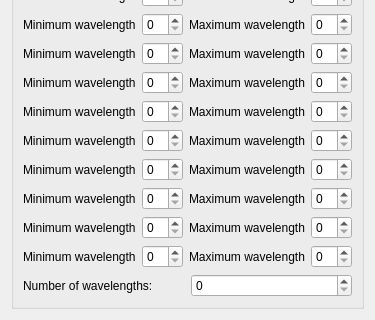
tisaconundrum2/PySAT-GUI, file ui/Normalization.ui: the form before one commit; both pictures show x 0 to 375 and y 447 to 767 of the 375 by 767 pixel window.
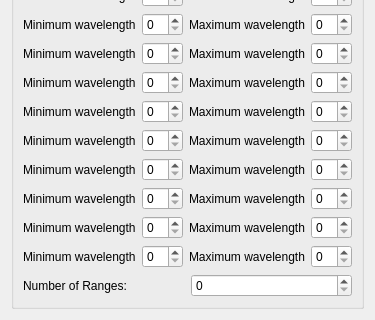
The form after the commit.

Commit message: Wavelength -> Range

Diff of the .ui file:
```diff
--- a/ui/Normalization.ui
+++ b/ui/Normalization.ui
@@ -355,7 +355,7 @@
         <item>
          <widget class="QLabel" name="label">
           <property name="text">
-           <string>Number of wavelengths:</string>
+           <string>Number of Ranges:</string>
           </property>
          </widget>
         </item>
```
Left out of the diff: 2 changed lines with no effect on the pictures. The commit also changes 1 other file.
